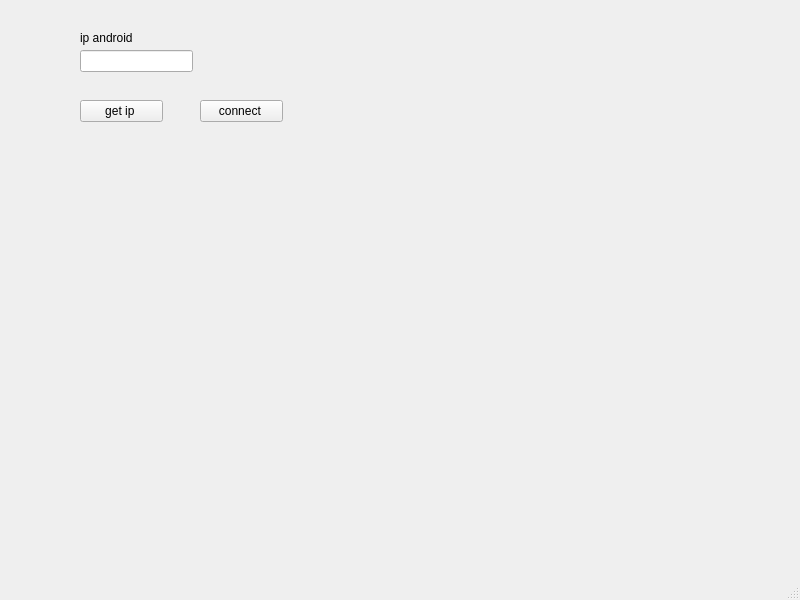
First picture: the form in mainwindow.ui, repository definitly486/WiFiDebugConnector, before the edit.
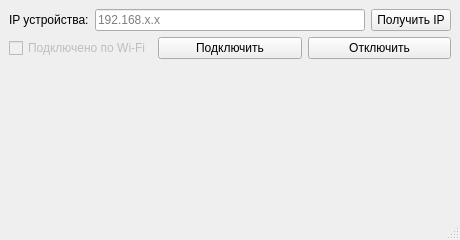
Second picture: the form after the edit. Icons and pictures are not drawn.

Commit message: изменено:      .gitignore 	новый файл:    git.sh 	изменено:      mainwindow.cpp 	изменено:      mainwindow.h 	изменено:      mainwindow.ui

```diff
--- a/mainwindow.ui
+++ b/mainwindow.ui
@@ -6,8 +6,8 @@
    <rect>
     <x>0</x>
     <y>0</y>
-    <width>800</width>
-    <height>600</height>
+    <width>460</width>
+    <height>240</height>
    </rect>
   </property>
   <property name="windowTitle">
@@ -18,65 +18,77 @@
     <normaloff>:/icons/icons/debug.png</normaloff>:/icons/icons/debug.png</iconset>
   </property>
   <widget class="QWidget" name="centralwidget">
+   <layout class="QVBoxLayout" name="verticalLayout" stretch="0,0,0,1">
+    <item>
+     <layout class="QHBoxLayout" name="layout_ip">
+      <item>
+       <widget class="QLabel" name="label_ip">
+        <property name="text">
+         <string>IP устройства:</string>
+        </property>
+       </widget>
+      </item>
+      <item>
    <widget class="QLineEdit" name="lineEdit_ip">
-    <property name="geometry">
-     <rect>
-      <x>80</x>
-      <y>50</y>
-      <width>113</width>
-      <height>22</height>
-     </rect>
-    </property>
-   </widget>
-   <widget class="QLabel" name="label">
-    <property name="geometry">
-     <rect>
-      <x>80</x>
-      <y>30</y>
-      <width>71</width>
-      <height>16</height>
-     </rect>
-    </property>
+        <property name="placeholderText">
+         <string>192.168.x.x</string>
+        </property>
+       </widget>
+      </item>
+      <item>
+       <widget class="QPushButton" name="pushButton_get_ip">
     <property name="text">
-     <string>ip android</string>
-    </property>
-   </widget>
-   <widget class="QPushButton" name="pushButton">
-    <property name="geometry">
-     <rect>
-      <x>80</x>
-      <y>100</y>
-      <width>83</width>
-      <height>22</height>
-     </rect>
+         <string>Получить IP</string>
+        </property>
+       </widget>
+      </item>
+     </layout>
+    </item>
+    <item>
+     <layout class="QHBoxLayout" name="layout_wifi">
+      <item>
+       <widget class="QCheckBox" name="checkBox_wireless">
+        <property name="enabled">
+         <bool>false</bool>
     </property>
     <property name="text">
-     <string>get ip </string>
-    </property>
-   </widget>
-   <widget class="QPushButton" name="pushButton_2">
-    <property name="geometry">
-     <rect>
-      <x>200</x>
-      <y>100</y>
-      <width>83</width>
-      <height>22</height>
-     </rect>
-    </property>
+         <string>Подключено по Wi-Fi</string>
+        </property>
+       </widget>
+      </item>
+      <item>
+       <widget class="QPushButton" name="pushButton_connect">
+        <property name="text">
+         <string>Подключить</string>
+        </property>
+       </widget>
+      </item>
+      <item>
+       <widget class="QPushButton" name="pushButton_disconnect">
     <property name="text">
-     <string>connect </string>
-    </property>
-   </widget>
-  </widget>
-  <widget class="QMenuBar" name="menubar">
-   <property name="geometry">
-    <rect>
-     <x>0</x>
-     <y>0</y>
-     <width>800</width>
-     <height>20</height>
-    </rect>
-   </property>
+         <string>Отключить</string>
+        </property>
+       </widget>
+      </item>
+     </layout>
+    </item>
+    <item>
+     <layout class="QHBoxLayout" name="layout_sound"/>
+    </item>
+    <item>
+     <spacer name="verticalSpacer">
+      <property name="orientation">
+       <enum>Qt::Orientation::Vertical</enum>
+      </property>
+      <property name="sizeHint" stdset="0">
+       <size>
+        <width>20</width>
+        <height>40</height>
+       </size>
+      </property>
+     </spacer>
+    </item>
+   </layout>
   </widget>
   <widget class="QStatusBar" name="statusbar"/>
  </widget>
```
Left out of the diff: 10 changed lines with no effect on the pictures. Lines whose indentation alone changed are shown as unchanged. The commit also changes 4 other files.
